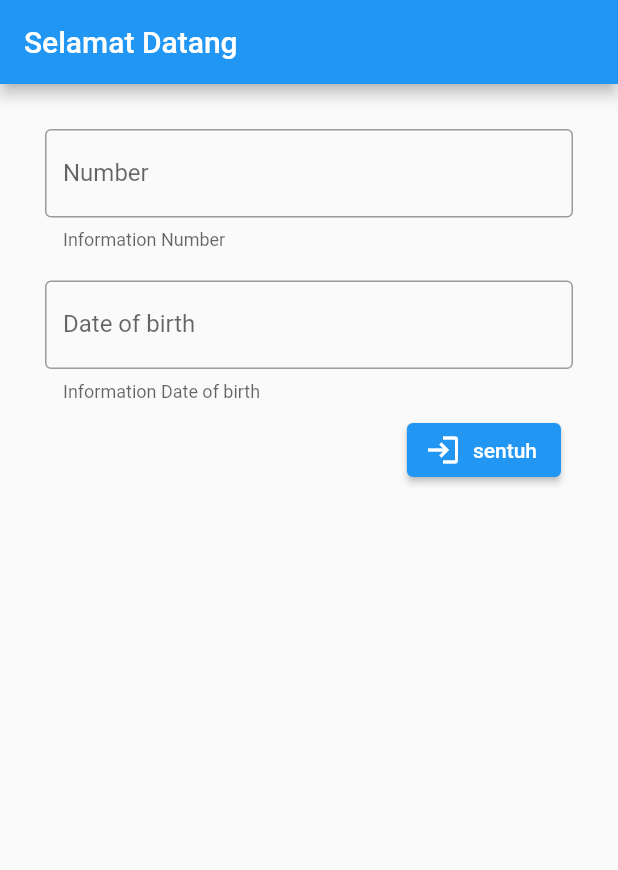
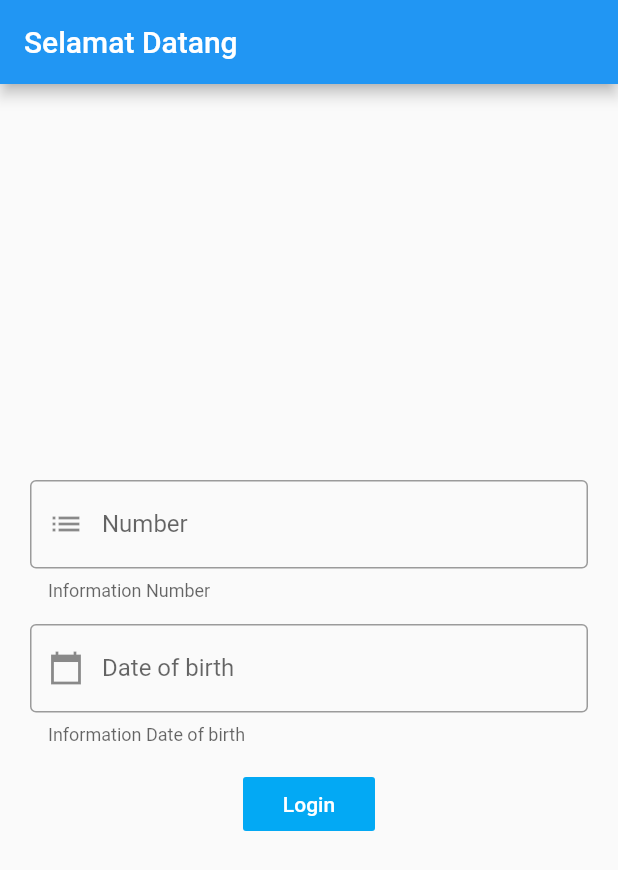
Before and after one commit to praztyobudi/SinauFlutter, a Flutter app: the screen it shows after launch, on a phone screen of 412 x 824 dp. Shown: the top 870 px of the screen. Run offline on Flutter 3.47's test engine with Material 2 defaults, Android fonts, the phone set to English and light mode, and no system bars.

Commit message:
tambah login form

```diff
--- a/lib/login.dart
+++ b/lib/login.dart
@@ -10,17 +10,19 @@ class _LoginPageState extends State<LoginPage> {
   @override
   Widget build(BuildContext context) {
     return Scaffold(
-      body: Padding(
-        padding: const EdgeInsets.all(30.0),
+        body: Form(
+      child: Container(
+        child: Padding(
+          padding: const EdgeInsets.all(20.0),
           child: Column(
-          crossAxisAlignment: CrossAxisAlignment.center,
+            mainAxisAlignment: MainAxisAlignment.center,
             children: [
               Container(
-              padding: const EdgeInsets.fromLTRB(0, 0, 0, 20),
                 child: TextField(
                   keyboardType: TextInputType.number,
                   decoration: const InputDecoration(
                     border: OutlineInputBorder(),
+                    prefixIcon: Icon(Icons.list),
                     hintText: 'Insert Number',
                     helperText: 'Information Number',
                     labelText: 'Number',
@@ -28,29 +30,32 @@ class _LoginPageState extends State<LoginPage> {
                 ),
               ),
               Container(
+                padding: const EdgeInsets.only(top: 15),
                 child: TextField(
                   keyboardType: TextInputType.number,
                   decoration: const InputDecoration(
                     border: OutlineInputBorder(),
+                    prefixIcon: Icon(Icons.calendar_today_sharp),
                     hintText: 'Insert Date of birth',
                     helperText: 'Information Date of birth',
                     labelText: 'Date of birth',
                   ),
                 ),
               ),
-            ButtonBar(
-              children: <Widget>[
-                ElevatedButton.icon(
-                    onPressed: () {
-                      print('tombol');
-                    },
-                    icon: Icon(Icons.login),
-                    label: Text('sentuh'))
-              ],
+              Container(
+                padding: const EdgeInsets.only(top: 15),
+                child: FlatButton(
+                  onPressed: () {},
+                  child: Text('Login'),
+                  splashColor: Colors.white,
+                  textColor: Colors.white,
+                  color: Colors.lightBlue,
                 ),
+              )
             ],
           ),
         ),
-    );
+      ),
+    ));
   }
 }
```
Also changed, not shown: lib/page1.dart (added, +18 -0 lines). Lines whose indentation alone changed are shown as unchanged.
